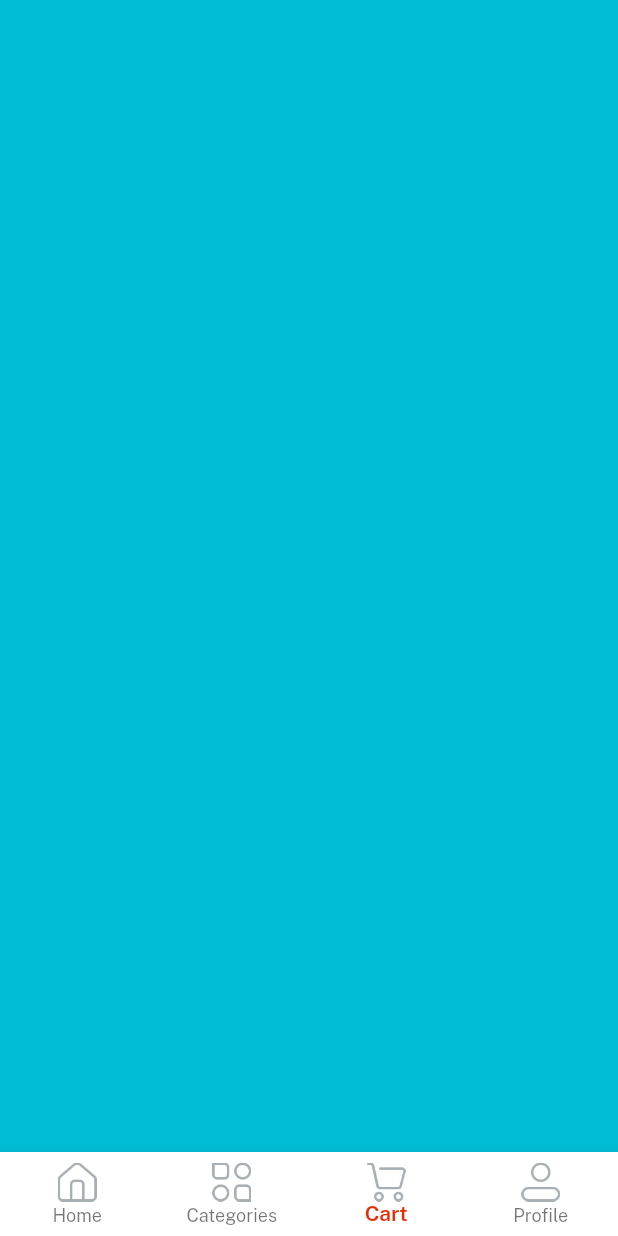
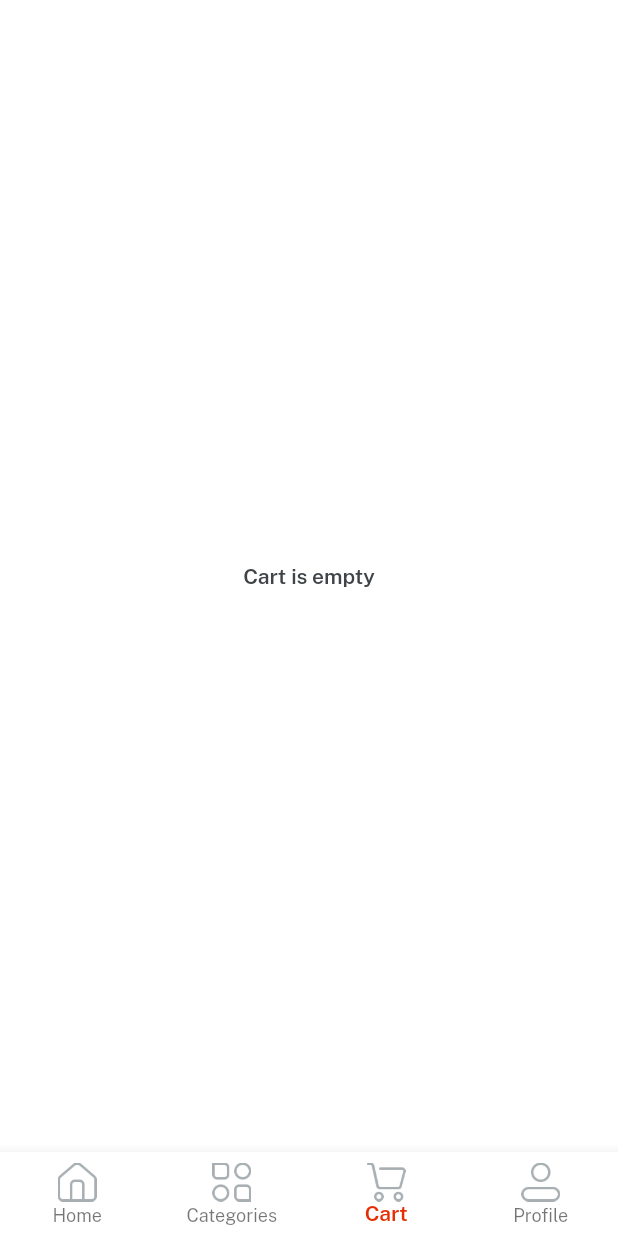
Before and after one commit to Ashu2607/eMart-Flutter, a Flutter app: the Home screen opened directly, item 3 of the bottom bar chosen, on a phone screen of 412 x 824 dp. Run offline on Flutter 3.47's test engine with Material 2 defaults, Android fonts, the phone set to English and light mode, and no system bars; our stand-ins replace get, velocity_x.

Commit message:
Add code to Cart screen UI

```diff
--- a/lib/views/cart_screen_view/cart_screen.dart
+++ b/lib/views/cart_screen_view/cart_screen.dart
@@ -1,10 +1,17 @@
-import 'package:flutter/material.dart';
+import 'package:emart/consts/consts.dart';
 
 class CartScreen extends StatelessWidget {
   const CartScreen({super.key});
 
   @override
   Widget build(BuildContext context) {
-    return Container(color: Colors.cyan);
+    return Container(
+      color: Colors.white,
+      child: "Cart is empty"
+          .text
+          .fontFamily(semibold)
+          .color(darkFontGrey)
+          .makeCentered(),
+    );
   }
 }
```
